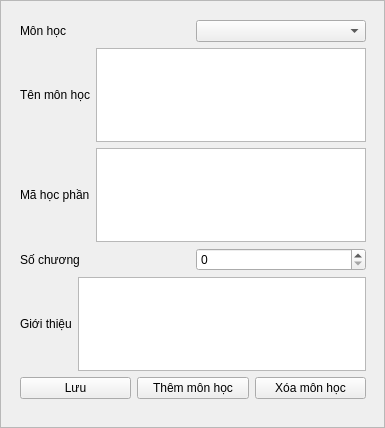
The window that gui_quan_li_mon_hoc/quan_li_mon_hoc.ui (NguyenQuangMinh0504/he_thong_tao_de_thi_cho_giao_vien) describes before a commit, drawn with Qt 5.
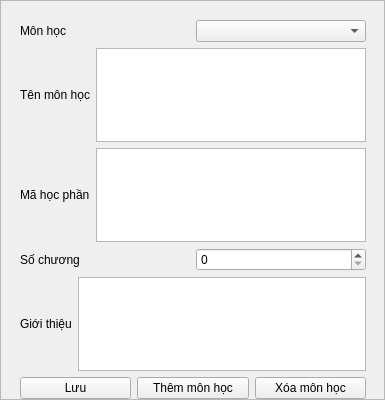
The same window after the commit.

What changed in the file:
```diff
--- a/gui_quan_li_mon_hoc/quan_li_mon_hoc.ui
+++ b/gui_quan_li_mon_hoc/quan_li_mon_hoc.ui
@@ -7,7 +7,7 @@
     <x>0</x>
     <y>0</y>
     <width>385</width>
-    <height>428</height>
+    <height>400</height>
    </rect>
   </property>
   <property name="windowTitle">
```
Left out of the diff: 2 changed lines with no effect on the pictures.
